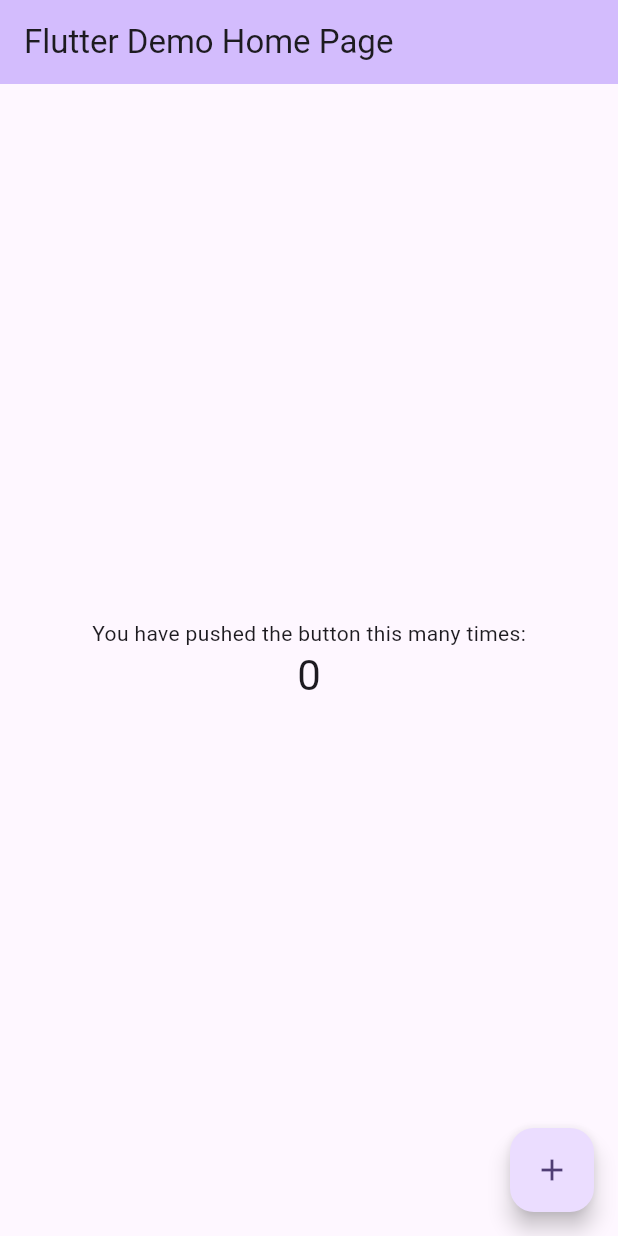
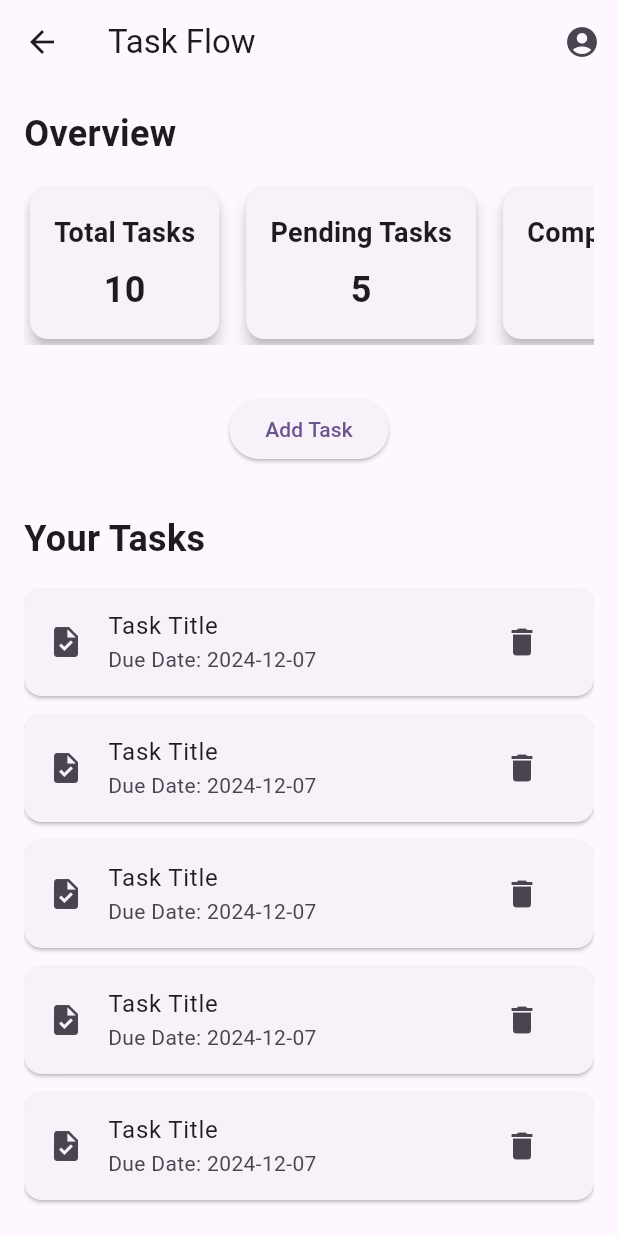
Before and after one commit to smThilshan/task_flow, a Flutter app: the screen it shows after launch, on a phone screen of 412 x 824 dp. Run offline on Flutter 3.47's test engine with Material 3 defaults, Android fonts, the phone set to English and light mode, and no system bars; our stand-ins replace sqflite; accounts and stored records are empty.

Commit message:
added add task screen

```diff
--- a/lib/main.dart
+++ b/lib/main.dart
@@ -1,125 +1,33 @@
+// main.dart
 import 'package:flutter/material.dart';
+import 'package:provider/provider.dart';
+import 'package:task_flow/navigation/app_router.dart';
+import 'package:task_flow/services/database_service.dart';
+import 'package:task_flow/views/splash_screen.dart';
+import 'package:task_flow/views_model/task_view_model.dart';
+import 'views/home_screen.dart';
 
-void main() {
-  runApp(const MyApp());
+void main() async {
+  WidgetsFlutterBinding.ensureInitialized();
+  await DatabaseService().init(); // Initialize SQLite database
+  runApp(MyApp());
 }
 
 class MyApp extends StatelessWidget {
-  const MyApp({super.key});
-
-  // This widget is the root of your application.
   @override
   Widget build(BuildContext context) {
-    return MaterialApp(
-      title: 'Flutter Demo',
-      theme: ThemeData(
-        // This is the theme of your application.
-        //
-        // TRY THIS: Try running your application with "flutter run". You'll see
-        // the application has a purple toolbar. Then, without quitting the app,
-        // try changing the seedColor in the colorScheme below to Colors.green
-        // and then invoke "hot reload" (save your changes or press the "hot
-        // reload" button in a Flutter-supported IDE, or press "r" if you used
-        // the command line to start the app).
-        //
-        // Notice that the counter didn't reset back to zero; the application
-        // state is not lost during the reload. To reset the state, use hot
-        // restart instead.
-        //
-        // This works for code too, not just values: Most code changes can be
-        // tested with just a hot reload.
-        colorScheme: ColorScheme.fromSeed(seedColor: Colors.deepPurple),
-        useMaterial3: true,
+    return ChangeNotifierProvider(
+      create: (_) => TaskViewModel(),
+      child: MaterialApp(
+        debugShowCheckedModeBanner: false,
+        title: 'Task Flow',
+        theme: ThemeData(
+          colorScheme: ColorScheme.fromSeed(seedColor: Colors.deepPurple),
+          useMaterial3: true,
+        ),
+        initialRoute: '/splash',
+        onGenerateRoute: AppRouter.generateRoute,
       ),
-      home: const MyHomePage(title: 'Flutter Demo Home Page'),
     );
   }
 }
-
-class MyHomePage extends StatefulWidget {
-  const MyHomePage({super.key, required this.title});
-
-  // This widget is the home page of your application. It is stateful, meaning
-  // that it has a State object (defined below) that contains fields that affect
-  // how it looks.
-
-  // This class is the configuration for the state. It holds the values (in this
-  // case the title) provided by the parent (in this case the App widget) and
-  // used by the build method of the State. Fields in a Widget subclass are
-  // always marked "final".
-
-  final String title;
-
-  @override
-  State<MyHomePage> createState() => _MyHomePageState();
-}
-
-class _MyHomePageState extends State<MyHomePage> {
-  int _counter = 0;
-
-  void _incrementCounter() {
-    setState(() {
-      // This call to setState tells the Flutter framework that something has
-      // changed in this State, which causes it to rerun the build method below
-      // so that the display can reflect the updated values. If we changed
-      // _counter without calling setState(), then the build method would not be
-      // called again, and so nothing would appear to happen.
-      _counter++;
-    });
-  }
-
-  @override
-  Widget build(BuildContext context) {
-    // This method is rerun every time setState is called, for instance as done
-    // by the _incrementCounter method above.
-    //
-    // The Flutter framework has been optimized to make rerunning build methods
-    // fast, so that you can just rebuild anything that needs updating rather
-    // than having to individually change instances of widgets.
-    return Scaffold(
-      appBar: AppBar(
-        // TRY THIS: Try changing the color here to a specific color (to
-        // Colors.amber, perhaps?) and trigger a hot reload to see the AppBar
-        // change color while the other colors stay the same.
-        backgroundColor: Theme.of(context).colorScheme.inversePrimary,
-        // Here we take the value from the MyHomePage object that was created by
-        // the App.build method, and use it to set our appbar title.
-        title: Text(widget.title),
-      ),
-      body: Center(
-        // Center is a layout widget. It takes a single child and positions it
-        // in the middle of the parent.
-        child: Column(
-          // Column is also a layout widget. It takes a list of children and
-          // arranges them vertically. By default, it sizes itself to fit its
-          // children horizontally, and tries to be as tall as its parent.
-          //
-          // Column has various properties to control how it sizes itself and
-          // how it positions its children. Here we use mainAxisAlignment to
-          // center the children vertically; the main axis here is the vertical
-          // axis because Columns are vertical (the cross axis would be
-          // horizontal).
-          //
-          // TRY THIS: Invoke "debug painting" (choose the "Toggle Debug Paint"
-          // action in the IDE, or press "p" in the console), to see the
-          // wireframe for each widget.
-          mainAxisAlignment: MainAxisAlignment.center,
-          children: <Widget>[
-            const Text(
-              'You have pushed the button this many times:',
-            ),
-            Text(
-              '$_counter',
-              style: Theme.of(context).textTheme.headlineMedium,
-            ),
-          ],
-        ),
-      ),
-      floatingActionButton: FloatingActionButton(
-        onPressed: _incrementCounter,
-        tooltip: 'Increment',
-        child: const Icon(Icons.add),
-      ), // This trailing comma makes auto-formatting nicer for build methods.
-    );
-  }
-}
--- /dev/null
+++ b/lib/models/task_model.dart
@@ -0,0 +1,34 @@
+// models/taskMoTaskModel.dart
+class TaskModel {
+  final int? id;
+  final String title;
+  final String description;
+  final DateTime dueDate;
+
+  TaskModel({
+    this.id,
+    required this.title,
+    required this.description,
+    required this.dueDate,
+  });
+
+  // Convert TaskModel to Map for SQLite
+  Map<String, dynamic> toMap() {
+    return {
+      'id': id,
+      'title': title,
+      'description': description,
+      'dueDate': dueDate.toIso8601String(),
+    };
+  }
+
+  // Create TaskModel from Map for SQLite retrieval
+  static TaskModel fromMap(Map<String, dynamic> map) {
+    return TaskModel(
+      id: map['id'],
+      title: map['title'],
+      description: map['description'],
+      dueDate: DateTime.parse(map['dueDate']),
+    );
+  }
+}
--- /dev/null
+++ b/lib/navigation/app_router.dart
@@ -0,0 +1,30 @@
+// file: lib/navigation/app_router.dart
+
+import 'package:flutter/material.dart';
+import 'package:task_flow/views/add_task_screen.dart';
+import 'package:task_flow/views/home_screen.dart';
+import 'package:task_flow/views/splash_screen.dart';
+
+class AppRouter {
+  static Route<dynamic> generateRoute(RouteSettings settings) {
+    switch (settings.name) {
+      case '/':
+        return MaterialPageRoute(builder: (_) => HomeScreen());
+      case '/splash':
+        return MaterialPageRoute(builder: (_) => SplashScreen());
+      case '/task-details':
+      // final taskId = settings.arguments as int; // Pass arguments if needed
+      // return MaterialPageRoute(builder: (_) => TaskDetailsScreen());
+      case '/add-task':
+        return MaterialPageRoute(builder: (_) => AddTaskScreen());
+      default:
+        return MaterialPageRoute(builder: (_) => HomeScreen()); // Default route
+    }
+  }
+}
+
+
+// Navigator.push(
+//   context,
+//   MaterialPageRoute(builder: (context) => NextScreen()),
+// );
--- /dev/null
+++ b/lib/services/database_service.dart
@@ -0,0 +1,65 @@
+import 'package:sqflite/sqflite.dart';
+import 'package:path/path.dart';
+import 'package:path_provider/path_provider.dart';
+import '../models/task_model.dart';
+
+class DatabaseService {
+  static final DatabaseService _instance = DatabaseService._internal();
+  late Database _database;
+
+  factory DatabaseService() {
+    return _instance;
+  }
+
+  DatabaseService._internal();
+
+  // Initialize the database
+  Future<void> init() async {
+    final directory = await getApplicationDocumentsDirectory();
+    final path = join(directory.path, 'tasks.db');
+
+    _database = await openDatabase(
+      path,
+      version: 2, // Increment version
+      onCreate: (db, version) async {
+        await db.execute('''
+          CREATE TABLE tasks(
+            id INTEGER PRIMARY KEY AUTOINCREMENT,
+            title TEXT,
+            description TEXT,
+            dueDate TEXT
+          )
+        ''');
+      },
+      onUpgrade: (db, oldVersion, newVersion) async {
+        if (oldVersion < 2) {
+          await db.execute('ALTER TABLE tasks ADD COLUMN description TEXT');
+          await db.execute('ALTER TABLE tasks ADD COLUMN dueDate TEXT');
+        }
+      },
+    );
+  }
+
+  // CRUD Operations
+
+  Future<List<TaskModel>> getTasks() async {
+    final List<Map<String, dynamic>> maps = await _database.query('tasks');
+    return List.generate(maps.length, (i) {
+      return TaskModel.fromMap(maps[i]);
+    });
+  }
+
+  Future<void> insertTask(TaskModel task) async {
+    await _database.insert('tasks', task.toMap(),
+        conflictAlgorithm: ConflictAlgorithm.replace);
+  }
+
+  Future<void> updateTask(TaskModel task) async {
+    await _database
+        .update('tasks', task.toMap(), where: 'id = ?', whereArgs: [task.id]);
+  }
+
+  Future<void> deleteTask(int id) async {
+    await _database.delete('tasks', where: 'id = ?', whereArgs: [id]);
+  }
+}
--- a/lib/views/home_screen.dart
+++ b/lib/views/home_screen.dart
@@ -0,0 +1,94 @@
+import 'package:flutter/material.dart';
+import 'package:task_flow/widgets/overview_widget.dart';
+
+class HomeScreen extends StatelessWidget {
+  const HomeScreen({super.key});
+
+  @override
+  Widget build(BuildContext context) {
+    return Scaffold(
+      appBar: AppBar(
+        title: const Text('Task Flow'),
+        actions: [
+          IconButton(
+            icon: const Icon(Icons.account_circle),
+            onPressed: () {
+              // Navigate to profile or settings screen
+            },
+          ),
+        ],
+      ),
+      body: Padding(
+        padding: const EdgeInsets.all(16.0),
+        child: Column(
+          crossAxisAlignment: CrossAxisAlignment.start,
+          children: [
+            // Task Overview
+            const Text(
+              'Overview',
+              style: TextStyle(fontSize: 24, fontWeight: FontWeight.bold),
+            ),
+            const SizedBox(height: 16),
+            const SingleChildScrollView(
+              scrollDirection: Axis.horizontal,
+              child: Row(
+                mainAxisAlignment: MainAxisAlignment.spaceBetween,
+                children: [
+                  OverviewCard(title: 'Total Tasks', count: 10),
+                  SizedBox(width: 10),
+                  OverviewCard(title: 'Pending Tasks', count: 5),
+                  SizedBox(width: 10),
+                  OverviewCard(title: 'Completed Tasks', count: 5),
+                  SizedBox(width: 10),
+                ],
+              ),
+            ),
+            const SizedBox(height: 32),
+
+            // Add Task Button
+            Center(
+              child: ElevatedButton(
+                onPressed: () {
+                  Navigator.pushNamed(context, '/add-task');
+                },
+                child: const Text('Add Task'),
+              ),
+            ),
+            const SizedBox(height: 32),
+
+            // Task List
+            const Text(
+              'Your Tasks',
+              style: TextStyle(fontSize: 24, fontWeight: FontWeight.bold),
+            ),
+            const SizedBox(height: 16),
+            Expanded(
+              child: ListView.builder(
+                itemCount: 10,
+                itemBuilder: (context, index) {
+                  return Card(
+                    margin: const EdgeInsets.only(bottom: 12),
+                    child: ListTile(
+                      leading: const Icon(Icons.task),
+                      title: const Text('Task Title'),
+                      subtitle: const Text('Due Date: 2024-12-07'),
+                      trailing: IconButton(
+                        icon: const Icon(Icons.delete),
+                        onPressed: () {
+                          // Implement task deletion
+                        },
+                      ),
+                      onTap: () {
+                        // Navigate to Task Details Screen
+                      },
+                    ),
+                  );
+                },
+              ),
+            ),
+          ],
+        ),
+      ),
+    );
+  }
+}
--- /dev/null
+++ b/lib/views_model/task_view_model.dart
@@ -0,0 +1,39 @@
+import 'package:flutter/material.dart';
+import '../models/task_model.dart';
+import '../services/database_service.dart';
+
+class TaskViewModel extends ChangeNotifier {
+  final DatabaseService _databaseService = DatabaseService();
+  List<TaskModel> _tasks = [];
+
+  List<TaskModel> get tasks => _tasks;
+
+  // Load tasks from the database
+  Future<void> loadTasks() async {
+    _tasks = await _databaseService.getTasks();
+    notifyListeners();
+  }
+
+  // Add a task
+  Future<void> addTask(
+      String title, String description, DateTime dueDate) async {
+    final task =
+        TaskModel(title: title, description: description, dueDate: dueDate);
+    // Debug print
+    // print('Saving Task: ${task.toMap()}');
+    await _databaseService.insertTask(task);
+    await loadTasks();
+  }
+
+  // Update a task
+  Future<void> updateTask(TaskModel task) async {
+    await _databaseService.updateTask(task);
+    await loadTasks();
+  }
+
+  // Delete a task
+  Future<void> deleteTask(int id) async {
+    await _databaseService.deleteTask(id);
+    await loadTasks();
+  }
+}
--- /dev/null
+++ b/lib/widgets/overview_widget.dart
@@ -0,0 +1,35 @@
+import 'package:flutter/material.dart';
+
+class OverviewCard extends StatelessWidget {
+  final String title;
+  final int count;
+
+  const OverviewCard({
+    required this.title,
+    required this.count,
+    super.key,
+  });
+
+  @override
+  Widget build(BuildContext context) {
+    return Card(
+      elevation: 4,
+      child: Padding(
+        padding: const EdgeInsets.all(16.0),
+        child: Column(
+          children: [
+            Text(
+              title,
+              style: const TextStyle(fontSize: 18, fontWeight: FontWeight.bold),
+            ),
+            const SizedBox(height: 8),
+            Text(
+              '$count',
+              style: const TextStyle(fontSize: 24, fontWeight: FontWeight.bold),
+            ),
+          ],
+        ),
+      ),
+    );
+  }
+}
--- a/pubspec.yaml
+++ b/pubspec.yaml
@@ -37,6 +37,8 @@ dependencies:
   cupertino_icons: ^1.0.8
   sqflite: ^2.4.1
   provider: ^6.1.2
+  intl: ^0.20.1
+  path_provider: ^2.1.5
 
 dev_dependencies:
   flutter_test:
```
Also changed, not shown: lib/views/add_task_screen.dart (+103 -0 lines), lib/views/splash_screen.dart (+55 -0 lines), lib/widgets/date_picker_widget.dart (added, +46 -0 lines), lib/widgets/description_widget.dart (added, +26 -0 lines), lib/widgets/title_widget.dart (added, +26 -0 lines), pubspec.lock, 5 other files.
